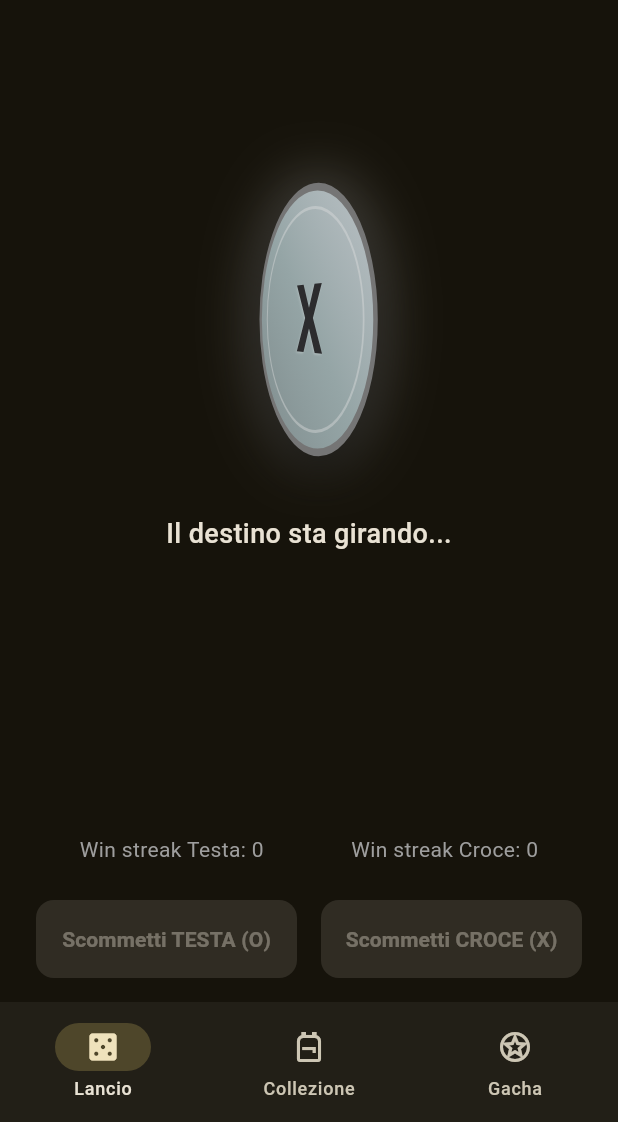
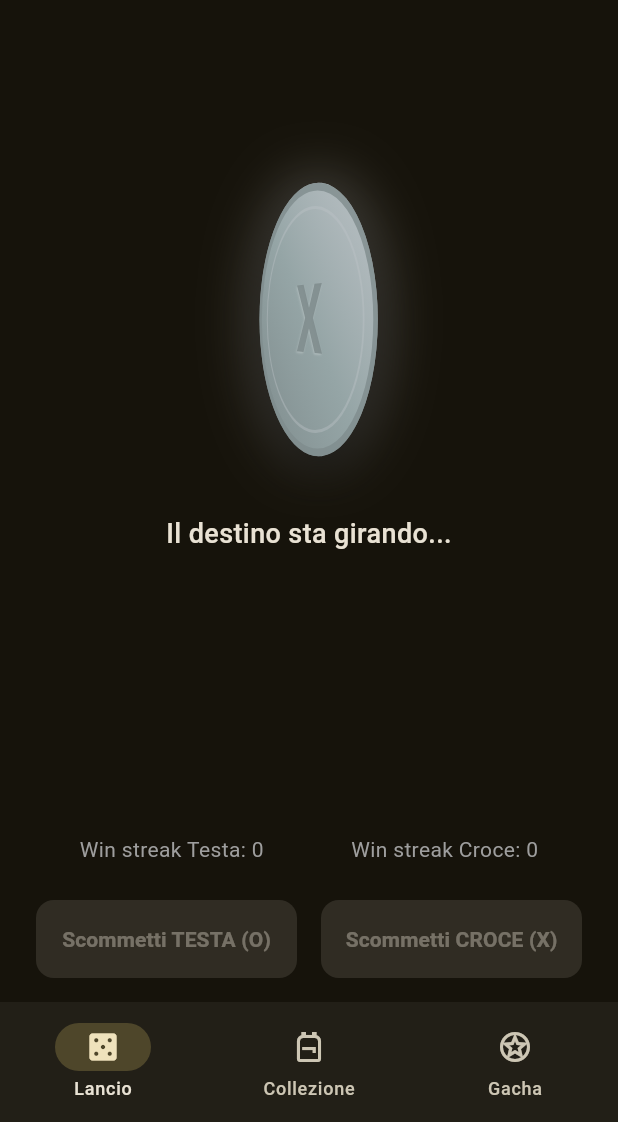
Before and after one commit to cristiano213/toss_a_coin, a Flutter app: the screen it shows after launch, after a tap on "Lancio Libero", on a phone screen of 412 x 824 dp, the part 114-1236 px from its top. Run offline on Flutter 3.47's test engine with Material 3 defaults, Android fonts, the phone set to English and light mode, and no system bars; our stand-ins replace flutter_riverpod, shared_preferences.

Commit message:
refactor(coin): decouple background colors from CoinVisual using SkinModel parameters

```diff
--- a/lib/widgets/coin_visual.dart
+++ b/lib/widgets/coin_visual.dart
@@ -67,7 +67,13 @@ class _CoinVisualState extends ConsumerState<CoinVisual> with SingleTickerProvid
           showHeads = (widget.result == CoinSide.heads || widget.result == null);
         }
 
+        // Estrazione dinamica del gradiente in base alla faccia visibile
         final currentGradient = showHeads ? skin.frontColors : skin.backColors;
+
+        // Risoluzione dinamica del colore del bordo (evita il grigio fisso sul retro)
+        final currentBorderColor = showHeads
+            ? skin.borderColor
+            : skin.backColors.last.withValues(alpha: 0.8);
 
         return Transform(
           transform: Matrix4.identity()
@@ -98,7 +104,7 @@ class _CoinVisualState extends ConsumerState<CoinVisual> with SingleTickerProvid
                 )
               ],
               border: Border.all(
-                color: showHeads ? skin.borderColor : const Color(0xFF757575),
+                color: currentBorderColor,
                 width: 5,
               ),
             ),
@@ -109,7 +115,7 @@ class _CoinVisualState extends ConsumerState<CoinVisual> with SingleTickerProvid
                 decoration: BoxDecoration(
                   shape: BoxShape.circle,
                   border: Border.all(
-                    color: (showHeads ? skin.borderColor : const Color(0xFFE0E0E0))
+                    color: (showHeads ? skin.borderColor : skin.backColors.first)
                         .withValues(alpha: 0.4),
                     width: 2,
                   ),
@@ -120,9 +126,10 @@ class _CoinVisualState extends ConsumerState<CoinVisual> with SingleTickerProvid
                     style: TextStyle(
                       fontSize: 64,
                       fontWeight: FontWeight.bold,
+                      // Il testo si adatta al colore di contrasto definito o calcolato della skin
                       color: showHeads
                           ? (skin.borderHex == 0xFF414345 ? Colors.white : const Color(0xFF1C1C1E))
-                          : const Color(0xFF2C2C2E),
+                          : skin.backColors.last.withValues(alpha: 0.9),
                       shadows: const [
                         Shadow(
                           color: Colors.white24,
```
